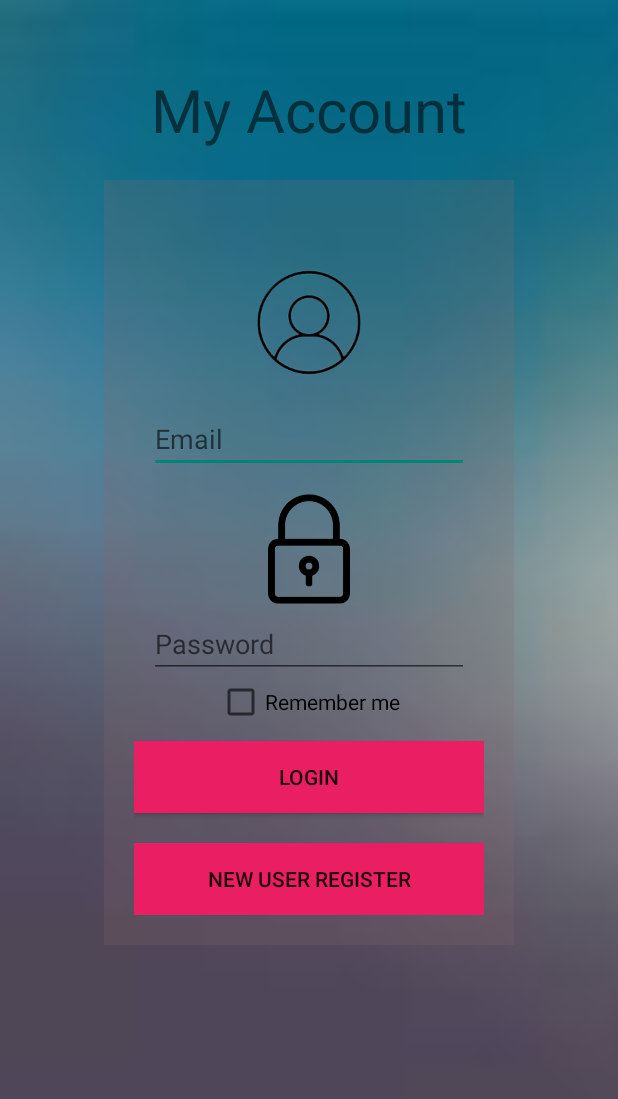
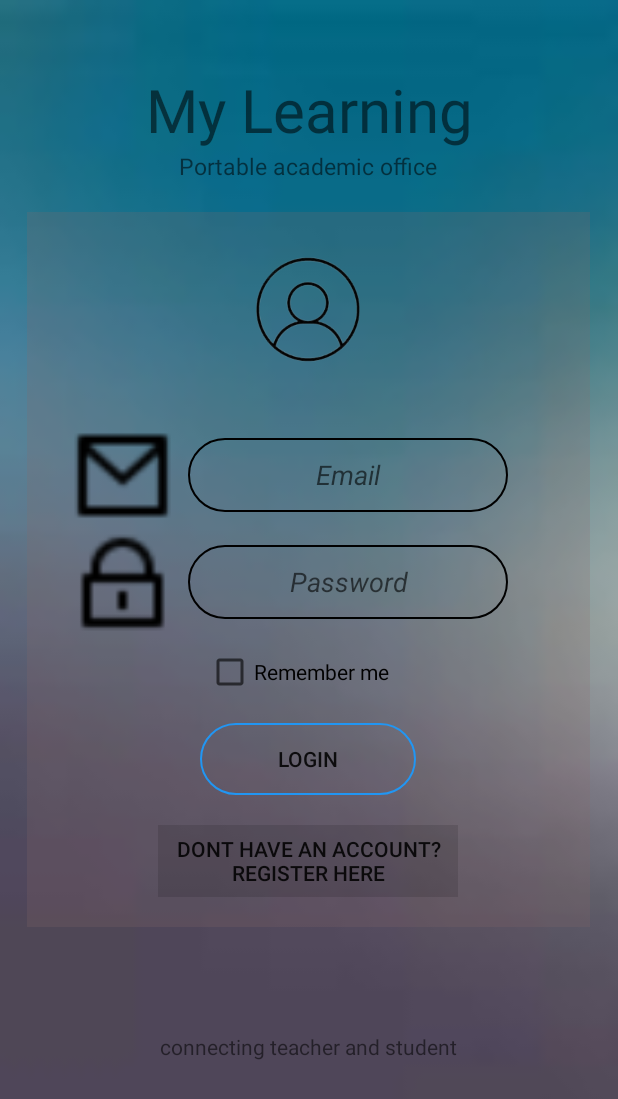
Before and after one commit to JaphethNalami/androidproject, an Android app: the login screen opened directly, with no data from a screen before it, on a phone screen of 412 x 824 dp. Shown: the top 1099 px of the screen. Run offline under Robolectric (Android 15) with nearby library versions, the phone set to English and light mode, and no system bars; our stand-ins replace Firebase (no records; nobody signed in at launch, a user with empty details on screens opened directly).

Commit message:
android app with lecturer login and ui changes to student login

```diff
--- a/app/build.gradle.kts
+++ b/app/build.gradle.kts
@@ -38,6 +38,10 @@ android {
 dependencies {
 
     implementation("com.google.firebase:firebase-database:20.3.0")
+    implementation("com.google.firebase:firebase-auth:22.2.0")
+    implementation("androidx.appcompat:appcompat:1.6.1")
+    implementation("com.google.android.material:material:1.10.0")
+    implementation("androidx.constraintlayout:constraintlayout:2.1.4")
     dependencies {
         implementation("androidx.appcompat:appcompat:1.6.1")
         implementation("com.google.android.material:material:1.10.0")
--- a/app/src/main/AndroidManifest.xml
+++ b/app/src/main/AndroidManifest.xml
@@ -1,6 +1,8 @@
 <?xml version="1.0" encoding="utf-8"?>
 <manifest xmlns:android="http://schemas.android.com/apk/res/android"
     xmlns:tools="http://schemas.android.com/tools">
+
+    <uses-permission android:name="android.permission.INTERNET" />
 
     <application
         android:allowBackup="true"
@@ -12,6 +14,9 @@
         android:supportsRtl="true"
         android:theme="@style/Theme.Examinations"
         tools:targetApi="31">
+        <activity
+            android:name=".leclogin"
+            android:exported="false" />
         <activity
             android:name=".StudentHomeActivity"
             android:exported="false"
--- /dev/null
+++ b/app/src/main/res/drawable/button.xml
@@ -0,0 +1,13 @@
+<?xml version="1.0" encoding="utf-8"?>
+<layer-list xmlns:android="http://schemas.android.com/apk/res/android">
+    <item android:id="@+id/background_item">
+        <shape
+            android:shape="rectangle">
+            <solid android:color="@android:color/transparent" />
+            <corners android:radius="1200dp" />
+            <stroke
+                android:width="1dp"
+                android:color="#000000" />
+        </shape>
+    </item>
+</layer-list>
--- a/app/src/main/res/layout/activity_login.xml
+++ b/app/src/main/res/layout/activity_login.xml
@@ -15,104 +15,146 @@
         android:id="@+id/textView"
         android:layout_width="match_parent"
         android:layout_height="wrap_content"
-        android:text="My Account"
+        android:text="@string/my_learning"
         android:layout_marginTop="30dp"
         android:textAlignment="center"
         android:layout_gravity="center"
         android:textSize="40sp"
+        />
+    <TextView
+        android:layout_width="wrap_content"
+        android:layout_height="wrap_content"
+        android:layout_gravity="center"
+        android:textSize="15sp"
+        android:text="@string/portable_academic_office">
 
-        tools:ignore="MissingConstraints" />
+    </TextView>
 
     <LinearLayout
         android:id="@+id/container"
-        android:layout_width="wrap_content"
+        android:layout_width="375dp"
         android:layout_height="wrap_content"
-        android:orientation="vertical"
+        android:layout_gravity="center"
         android:layout_margin="20dp"
         android:background="#37876969"
+        android:orientation="vertical"
         android:padding="20dp"
-        android:layout_gravity="center"
         android:visibility="visible"
+        tools:ignore="MissingConstraints"
         tools:layout_editor_absoluteX="89dp"
-        tools:layout_editor_absoluteY="238dp"
-        tools:ignore="MissingConstraints">
+        tools:layout_editor_absoluteY="238dp">
 
 
         <ImageView
             android:id="@+id/imageView3"
             android:layout_width="wrap_content"
             android:layout_height="90dp"
+            android:layout_gravity="center"
+            android:layout_marginTop="0dp"
+            app:srcCompat="@drawable/account"
+            tools:ignore="ContentDescription"
+            tools:layout_editor_absoluteX="47dp"
+            tools:layout_editor_absoluteY="214dp" />
+        <LinearLayout
+            android:layout_width="wrap_content"
+            android:layout_height="wrap_content"
             android:layout_marginTop="30dp"
-            android:layout_gravity="center"
-            app:srcCompat="@drawable/account"
-            tools:layout_editor_absoluteX="47dp"
-            tools:layout_editor_absoluteY="214dp"
-            tools:ignore="ContentDescription" />
+            android:orientation="horizontal">
+
+            <ImageView
+                android:id="@+id/imageView4"
+                android:layout_width="87dp"
+                android:layout_height="71dp"
+                android:layout_gravity="center"
+                app:srcCompat="@drawable/mail"
+                tools:layout_editor_absoluteX="129dp"
+                tools:layout_editor_absoluteY="341dp" />
 
         <EditText
             android:id="@+id/email"
+            android:layout_width="match_parent"
+            android:layout_height="49dp"
+            android:layout_gravity="center"
+            android:ems="10"
+            android:textStyle="italic"
+            android:hint="@string/email"
+            android:textAlignment="center"
+            android:inputType="textEmailSubject"
+            android:background="@drawable/button"
+             />
+
+        </LinearLayout>
+
+        <LinearLayout
             android:layout_width="wrap_content"
             android:layout_height="wrap_content"
-            android:layout_margin="10dp"
-            android:ems="10"
-            android:hint="Email"
-            android:inputType="text"
-            android:layout_gravity="center"
-            tools:layout_editor_absoluteX="256dp"
-            tools:layout_editor_absoluteY="241dp" />
+            android:orientation="horizontal"
+            >
 
-        <ImageView
-            android:id="@+id/imageView4"
-            android:layout_width="77dp"
-            android:layout_height="81dp"
-            android:layout_gravity="center"
-            app:srcCompat="@drawable/lock"
-            tools:layout_editor_absoluteX="129dp"
-            tools:layout_editor_absoluteY="341dp" />
+            <ImageView
+                android:layout_width="87dp"
+                android:layout_height="71dp"
+                android:layout_gravity="center"
+                app:srcCompat="@drawable/password"
+                tools:layout_editor_absoluteX="129dp"
+                tools:layout_editor_absoluteY="341dp" />
 
         <EditText
             android:id="@+id/pass"
-            android:layout_width="wrap_content"
-            android:layout_height="wrap_content"
+            android:layout_width="match_parent"
+            android:layout_height="49dp"
+            android:textAlignment="center"
             android:layout_gravity="center"
             android:ems="10"
             android:hint="Password"
+            android:background="@drawable/button"
+            android:textStyle="italic"
             android:inputType="textPassword"
             tools:layout_editor_absoluteX="256dp"
             tools:layout_editor_absoluteY="362dp" />
 
-
-
-
+        </LinearLayout>
 
         <CheckBox
             android:id="@+id/checkBox_s"
-            android:layout_width="wrap_content"
+            android:layout_width="136dp"
+            android:layout_height="48dp"
+            android:layout_gravity="center"
+            android:text="@string/remember_me"
+            tools:layout_editor_absoluteX="267dp"
+            tools:layout_editor_absoluteY="453dp" />
+
+        <Button
+            android:id="@+id/btn_login"
+            android:layout_width="144dp"
+            android:layout_height="wrap_content"
+            android:layout_marginTop="10dp"
+            android:layout_gravity="center"
+            android:layout_marginBottom="20dp"
+            android:background="@drawable/button"
+            android:text="@string/login"
+            android:backgroundTint="@color/blue"
+            tools:layout_editor_absoluteX="20dp"
+            tools:layout_editor_absoluteY="541dp" />
+
+        <Button
+            android:id="@+id/regnew"
+            android:layout_width="200dp"
             android:layout_height="wrap_content"
             android:layout_gravity="center"
-            android:text="Remember me"
-            tools:layout_editor_absoluteX="267dp"
-            tools:layout_editor_absoluteY="453dp" />
-        <Button
-            android:id="@+id/btn_login"
-            android:layout_width="match_parent"
-            android:layout_height="wrap_content"
-            android:text="Login"
-            android:layout_marginTop="10dp"
-            android:layout_marginBottom="20dp"
-            tools:layout_editor_absoluteX="20dp"
-            tools:layout_editor_absoluteY="541dp"
-            android:background="@color/red"/>
-        <Button
-            android:id="@+id/regnew"
-            android:layout_width="match_parent"
-            android:layout_height="wrap_content"
-            android:text="New user Register"
+            android:background="@color/material_on_surface_stroke"
+            android:text="@string/dont_have_an_account_register_here"
             android:textAlignment="center"
-            android:layout_gravity="center"
             tools:layout_editor_absoluteX="170dp"
-            android:background="#E91E63"
             tools:layout_editor_absoluteY="682dp" />
     </LinearLayout>
+    <TextView
+        android:layout_width="wrap_content"
+        android:layout_height="wrap_content"
+        android:text="@string/connecting_teacher_and_student"
+        android:layout_marginTop="50dp"
+        android:layout_gravity="center">
+
+    </TextView>
 
 </LinearLayout>
--- a/app/src/main/res/values/strings.xml
+++ b/app/src/main/res/values/strings.xml
@@ -7,8 +7,21 @@
     <string name="nav_header_subtitle">android.studio@android.com</string>
     <string name="nav_header_desc">Navigation header</string>
     <string name="action_settings">Settings</string>
-
     <string name="menu_home">Home</string>
     <string name="menu_gallery">Gallery</string>
     <string name="menu_slideshow">Slideshow</string>
+    <string name="myteaching">MyTeaching</string>
+    <string name="portable_working_desk">Portable working desk</string>
+    <string name="login">Login</string>
+    <string name="forgot_password">forgot password?</string>
+    <string name="email">Email</string>
+    <string name="portable_academic_office">Portable academic office</string>
+    <string name="remember_me">Remember me</string>
+    <string name="password">password</string>
+    <string name="connecting_teacher_and_student">connecting teacher and student</string>
+    <string name="user_name">user name</string>
+    <string name="dont_have_an_account_register_here">Dont have an account? Register here</string>
+    <string name="my_learning">My Learning</string>
+    <string name="an_office_away_from_the_office">An Office Away from the office</string>
+    <string name="don_t_have_an_account_contact_admin">DON\'T HAVE AN ACCOUNT? CONTACT ADMIN</string>
 </resources>
```
Also changed, not shown: app/src/main/java/com/example/examinations/MainActivity.java (+7 -1 lines), app/src/main/java/com/example/examinations/leclogin.java (added, +26 -0 lines), app/src/main/res/drawable/circle.xml (added, +13 -0 lines), app/src/main/res/layout/activity_leclogin.xml (added, +164 -0 lines), app/src/main/res/values/colors.xml (+11 -0 lines), app/src/main/res/drawable/mail.png (added), app/src/main/res/drawable/password.png (added), app/src/main/res/drawable/t_c_icon.png (added), app/src/main/res/drawable/t_icon.png (added), app/src/main/res/drawable/t_icon2.png (added).
